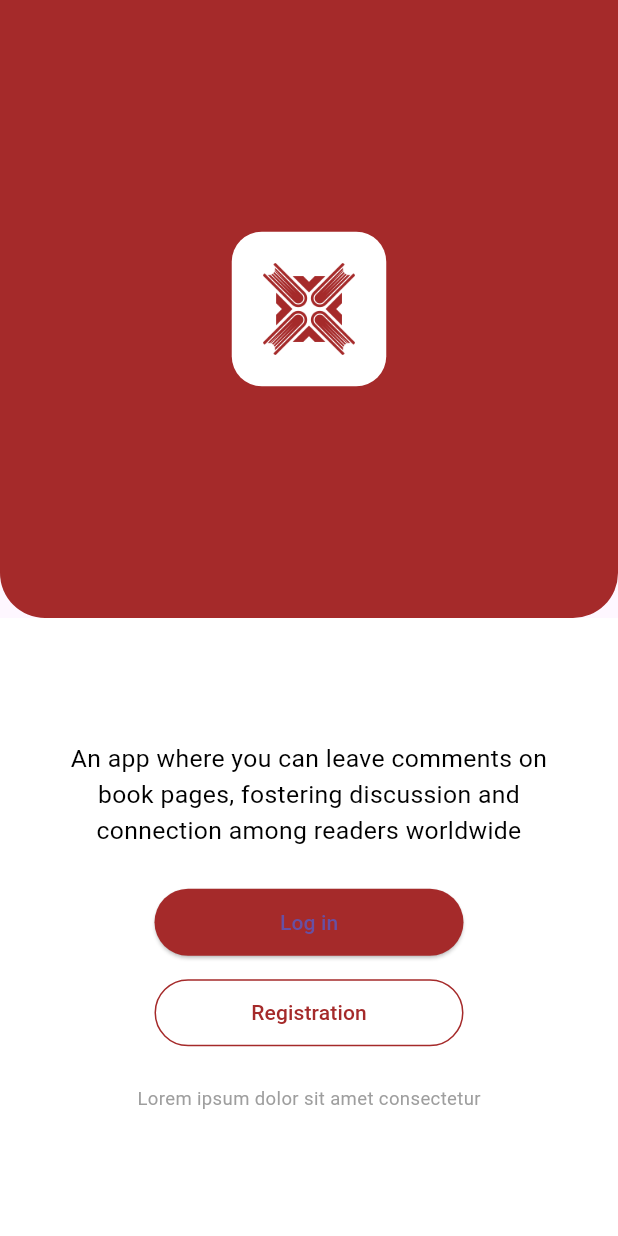
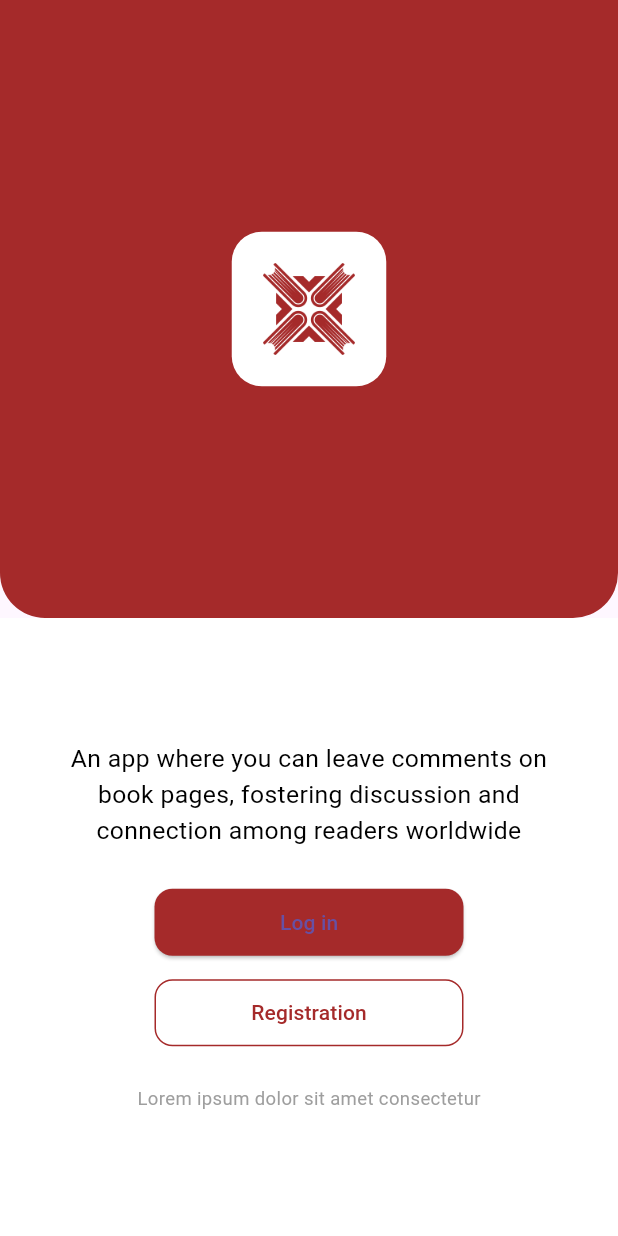
Before and after one commit to LostGhost0/Margeit-App, a Flutter app: the screen it shows after launch, on a phone screen of 412 x 824 dp. Run offline on Flutter 3.47's test engine with Material 3 defaults, Android fonts, the light colour scheme and no system bars.

Commit message:
log in page without log in

```diff
--- a/lib/Pages/sign_up_page.dart
+++ b/lib/Pages/sign_up_page.dart
@@ -1,7 +1,10 @@
 import 'package:flutter/material.dart';
+import 'package:marge_it_app/Pages/log_in.dart';
 
 
 class WelcomeScreen extends StatelessWidget {
+  const WelcomeScreen({super.key});
+
   @override
   Widget build(BuildContext context) {
     // Get the size of the screen
@@ -16,7 +19,7 @@ class WelcomeScreen extends StatelessWidget {
           Expanded(
             flex: 6,
             child: Container(
-              decoration: BoxDecoration(
+              decoration: const BoxDecoration(
                 color: Color(0xFFA52A2A),
                 borderRadius: BorderRadius.only(
                   bottomLeft: Radius.circular(30.0),
@@ -62,37 +65,41 @@ class WelcomeScreen extends StatelessWidget {
                     ),
                   ),
                   SizedBox(height: height * 0.03), // 3% of the screen height
-                  Container(
+                  SizedBox(
                     width: width * 0.5, // 50% of the screen width
                     child: ElevatedButton(
                       onPressed: () {
                         // Handle login action
+                              Navigator.push(context,
+              MaterialPageRoute(builder: (context) => LoginScreen()));
                       },
                       style: ElevatedButton.styleFrom(
                         primary: Color(0xFFA52A2A),
                         padding: EdgeInsets.symmetric(vertical: height * 0.015),
                         shape: RoundedRectangleBorder(
-                          borderRadius: BorderRadius.circular(30.0),
+                          borderRadius: BorderRadius.circular(12
+                          ),
                         ),
                       ),
-                      child: Text("Log in"),
+                      child: const Text("Log in"),
                     ),
                   ),
                   SizedBox(height: height * 0.015), // 1.5% of the screen height
-                  Container(
+                  SizedBox(
                     width: width * 0.5, // 50% of the screen width
                     child: OutlinedButton(
                       onPressed: () {
                         // Handle registration action
+
                       },
                       style: OutlinedButton.styleFrom(
                         side: BorderSide(color: Color(0xFFA52A2A)),
                         padding: EdgeInsets.symmetric(vertical: height * 0.015),
                         shape: RoundedRectangleBorder(
-                          borderRadius: BorderRadius.circular(30.0),
+                          borderRadius: BorderRadius.circular(12.0),
                         ),
                       ),
-                      child: Text(
+                      child: const Text(
                         "Registration",
                         style: TextStyle(color: Color(0xFFA52A2A)),
                       ),
--- a/pubspec.yaml
+++ b/pubspec.yaml
@@ -19,3 +19,4 @@ flutter:
   uses-material-design: true
   assets:
     - lib/assets/icon1.png
+    -
```
Also changed, not shown: lib/Pages/log_in.dart (added, +124 -0 lines).
